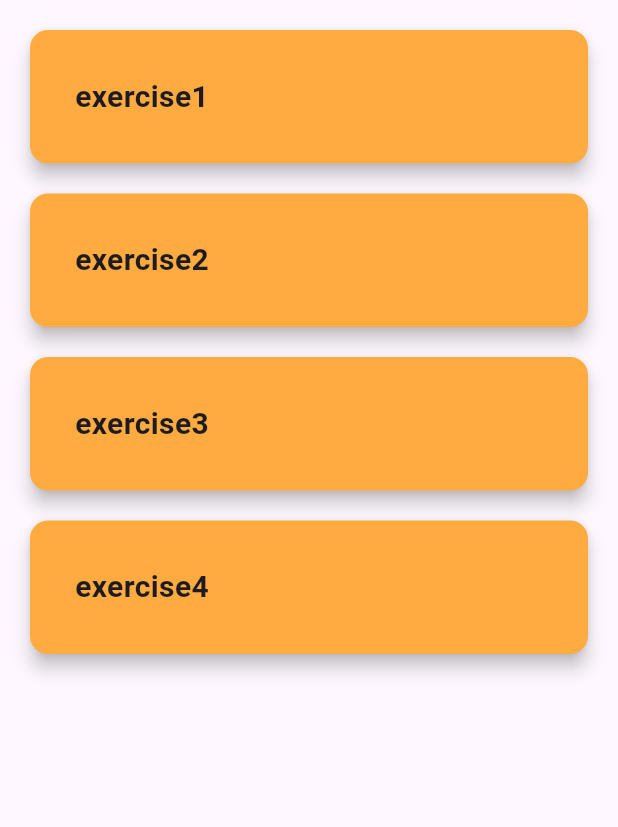
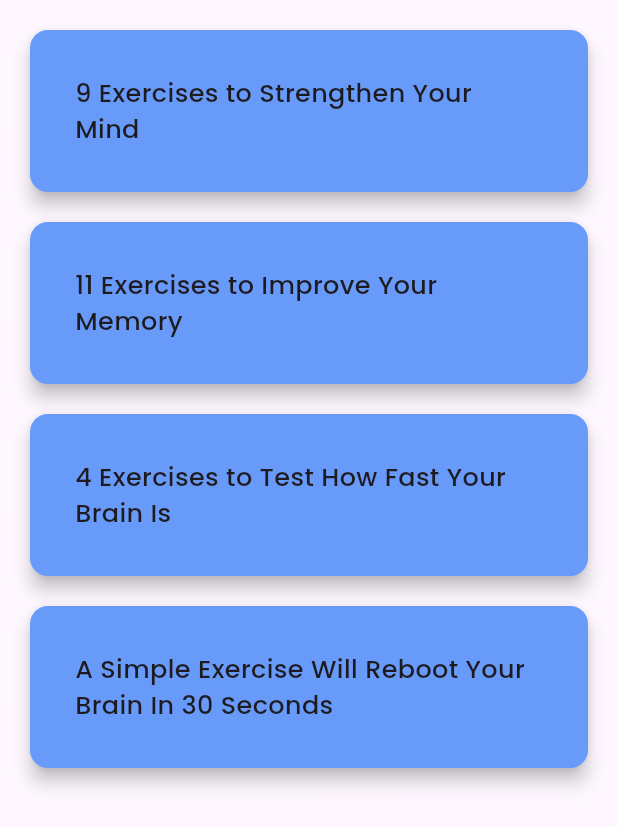
Before and after one commit to shoaib-inamdar/beyondpeaceapp, a Flutter app: the Video_List screen opened by its route, on a phone screen of 412 x 824 dp. Shown: the top 827 px of the screen. Run offline on Flutter 3.47's test engine with Material 3 defaults, Android fonts, the phone set to English and light mode, and no system bars; our stand-ins replace audio_video_progress_bar, audioplayers, carousel_slider, chewie, cloud_firestore, curved_navigation_bar and 12 more; missing offline and left inert: easy_pdf_viewer, flutter_phone_direct_caller, vertical_card_pager; accounts and stored records are empty.

```diff
--- a/lib/pages/sign.dart
+++ b/lib/pages/sign.dart
@@ -121,6 +121,9 @@ class _SigninState extends State<Signin> {
                                 });
                               },
                             ),
+                            SizedBox(
+                              height: 10,
+                            ),
                             TextFormField(
                               key: ValueKey('email'),
                               // controller: emailController,
@@ -173,6 +176,9 @@ class _SigninState extends State<Signin> {
                                     password = value!;
                                   });
                                 }),
+                            SizedBox(
+                              height: 10,
+                            ),
                             TextFormField(
                               // controller: confirmpassController,
                               obscureText: true,
--- a/lib/pages/video/video_list.dart
+++ b/lib/pages/video/video_list.dart
@@ -5,6 +5,8 @@ import 'package:flutter/material.dart';
 import 'package:flutter/services.dart';
 // import 'package:youtube_videoplayer/videodatamodel.dart';
 import 'dart:convert';
+
+import 'package:google_fonts/google_fonts.dart';
 
 // import 'package:youtube_videoplayer/youtubePlayer.dart';
 
@@ -45,13 +47,13 @@ class Video_List extends StatelessWidget {
                   child: Card(
                     margin: EdgeInsets.only(top: 20, left: 20, right: 20),
                     elevation: 5,
-                    color: Colors.orangeAccent,
+                    color: Color(0xff689AFA),
                     child: Container(
                         margin: EdgeInsets.all(30),
                         child: Text(
                           items[index].title.toString(),
-                          style: TextStyle(
-                              fontSize: 20, fontWeight: FontWeight.bold),
+                          style: GoogleFonts.poppins(
+                              fontSize: 17, fontWeight: FontWeight.w500),
                         )),
                   ),
                 );
--- a/lib/videolist.json
+++ b/lib/videolist.json
@@ -1,22 +1,22 @@
 [
   {
     "id": 0,
-    "title": "exercise1",
+    "title": "9 Exercises to Strengthen Your Mind",
     "videourl": "https://www.youtube.com/watch?v=Y1f3-WANuEY"
   },
   {
     "id": 1,
-    "title": "exercise2",
+    "title": "11 Exercises to Improve Your Memory",
     "videourl": "https://www.youtube.com/watch?v=yxu3EFW6Ldo"
   },
   {
     "id": 2,
-    "title": "exercise3",
+    "title": "4 Exercises to Test How Fast Your Brain Is",
     "videourl": "https://www.youtube.com/watch?v=Ok4Y-9yVoTs"
   },
   {
     "id": 3,
-    "title": "exercise4",
+    "title": "A Simple Exercise Will Reboot Your Brain In 30 Seconds",
     "videourl": "https://www.youtube.com/watch?v=dca_5INlo3E"
   }
 ]
```
Also changed, not shown: lib/components/doctorcontainer.dart (+12 -2 lines), lib/components/drawerpage.dart (+100 -0 lines).
